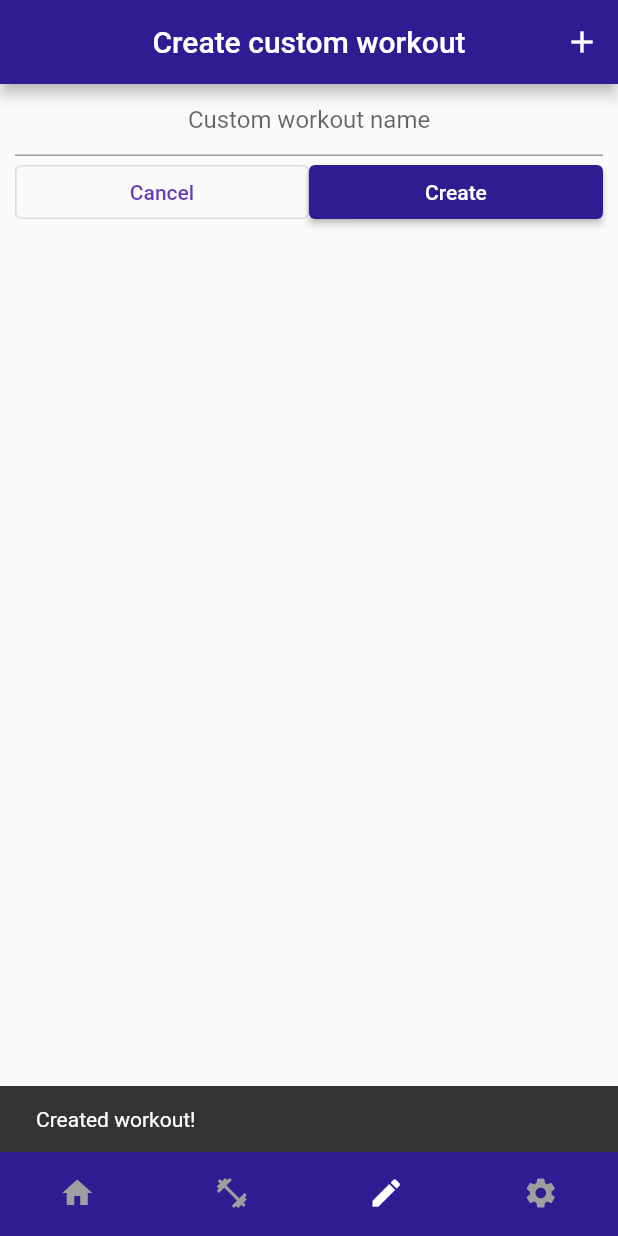
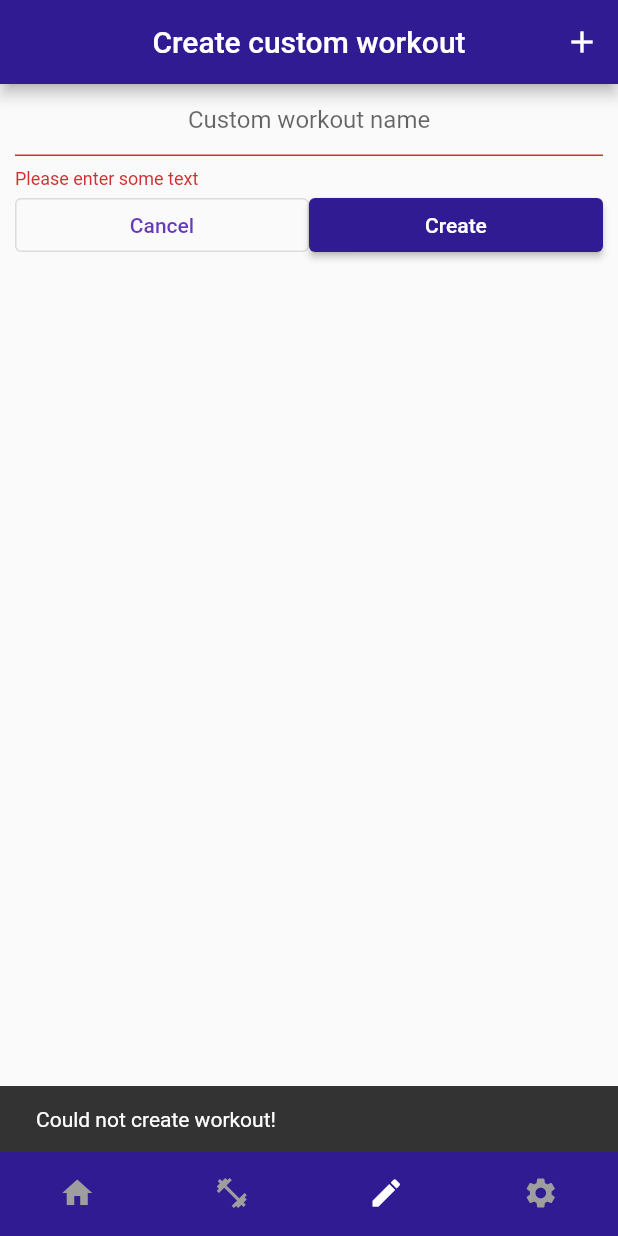
Before and after one commit to dolienn/body_optimizer, a Flutter app: the screen it shows after launch, item 3 of the bottom bar chosen, after a tap on "Create", on a phone screen of 412 x 824 dp. Run offline on Flutter 3.47's test engine with Material 2 defaults, Android fonts, the phone set to English and light mode, and no system bars; our stand-ins replace google_fonts.

Commit message:
updatey formularza

```diff
--- a/lib/screens/workoutcreator.dart
+++ b/lib/screens/workoutcreator.dart
@@ -170,6 +170,8 @@ class _WorkoutCreatorState extends State<WorkoutCreator>{
                                   validator: (value) {
                                     if (value == null || value.isEmpty) {
                                       return 'Please enter some text';
+                                    } else if (value.length>30){
+                                      return 'Please keep the title under 30 characters';
                                     }
                                     return null;
                                   },
@@ -208,7 +210,7 @@ class _WorkoutCreatorState extends State<WorkoutCreator>{
                                                 ),
                                                 onPressed: () {
                                                   var placeholder = workoutList[index-1];
-                                                  workoutList[index] = workoutList[index-1];
+                                                  workoutList[index-1] = workoutList[index];
                                                   workoutList[index] = placeholder;
                                                   Navigator.pushAndRemoveUntil(
                                                     context,
@@ -242,10 +244,17 @@ class _WorkoutCreatorState extends State<WorkoutCreator>{
                                               backgroundColor: MaterialStatePropertyAll<Color>(Colors.deepPurple.shade900),
                                             ),
                                             onPressed: () {
-                                              const snackBar = SnackBar(
-                                                content: Text('Created workout!'),
-                                              );
-                                              ScaffoldMessenger.of(context).showSnackBar(snackBar);
+                                              if(_formKey.currentState!.validate() && workoutList.isNotEmpty){
+                                                const snackBar = SnackBar(
+                                                  content: Text('Created workout!'),
+                                                );
+                                                ScaffoldMessenger.of(context).showSnackBar(snackBar);
+                                              } else {
+                                                const snackBar = SnackBar(
+                                                  content: Text('Could not create workout!'),
+                                                );
+                                                ScaffoldMessenger.of(context).showSnackBar(snackBar);
+                                              }
                                             },
                                             child: const Text('Create'),
                                           ),
```
